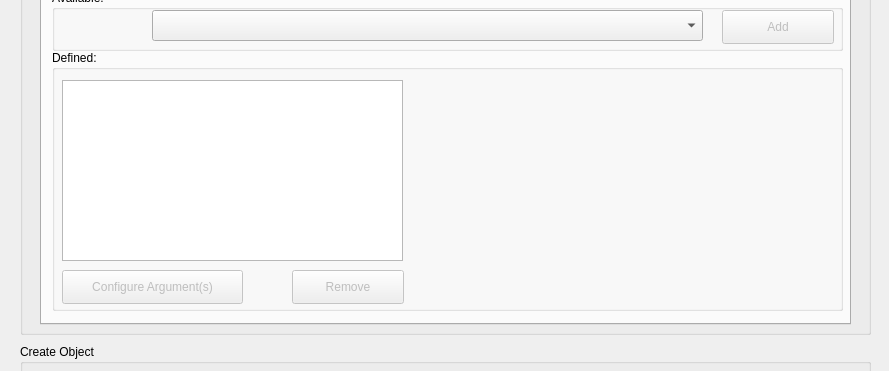
Qt form Source/Plugins/ExperimentManager/ExperimentUserInterface/experimentobjectsdialog.ui (svengijsen/BrainStim) before a commit; both pictures show x 0 to 889 and y 266 to 637 of the 889 by 800 pixel window.
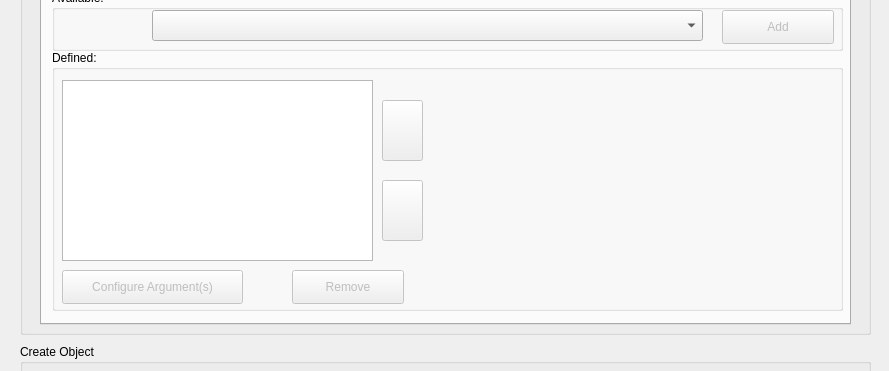
The same form after that commit. The open tabs and pages were chosen to show the change.

What changed in the file:
```diff
--- a/Source/Plugins/ExperimentManager/ExperimentUserInterface/experimentobjectsdialog.ui
+++ b/Source/Plugins/ExperimentManager/ExperimentUserInterface/experimentobjectsdialog.ui
@@ -155,9 +155,9 @@
       <widget class="QWidget" name="horizontalLayoutWidget_3">
        <property name="geometry">
         <rect>
-         <x>360</x>
+         <x>370</x>
          <y>10</y>
-         <width>431</width>
+         <width>421</width>
          <height>251</height>
         </rect>
        </property>
@@ -184,7 +184,7 @@
         <rect>
          <x>10</x>
          <y>30</y>
-         <width>341</width>
+         <width>311</width>
          <height>181</height>
         </rect>
        </property>
@@ -205,6 +205,38 @@
         <string>Configure Argument(s)</string>
        </property>
       </widget>
+      <widget class="QPushButton" name="pbInitMoveUp">
+       <property name="enabled">
+        <bool>false</bool>
+       </property>
+       <property name="geometry">
+        <rect>
+         <x>330</x>
+         <y>50</y>
+         <width>41</width>
+         <height>61</height>
+        </rect>
+       </property>
+       <property name="text">
+        <string/>
+       </property>
+      </widget>
+      <widget class="QPushButton" name="pbInitMoveDown">
+       <property name="enabled">
+        <bool>false</bool>
+       </property>
+       <property name="geometry">
+        <rect>
+         <x>330</x>
+         <y>130</y>
+         <width>41</width>
+         <height>61</height>
+        </rect>
+       </property>
+       <property name="text">
+        <string/>
+       </property>
+      </widget>
      </widget>
      <widget class="QGroupBox" name="gbAvailableInits">
       <property name="enabled">
```
Left out of the diff: 38 changed lines with no effect on the pictures.
